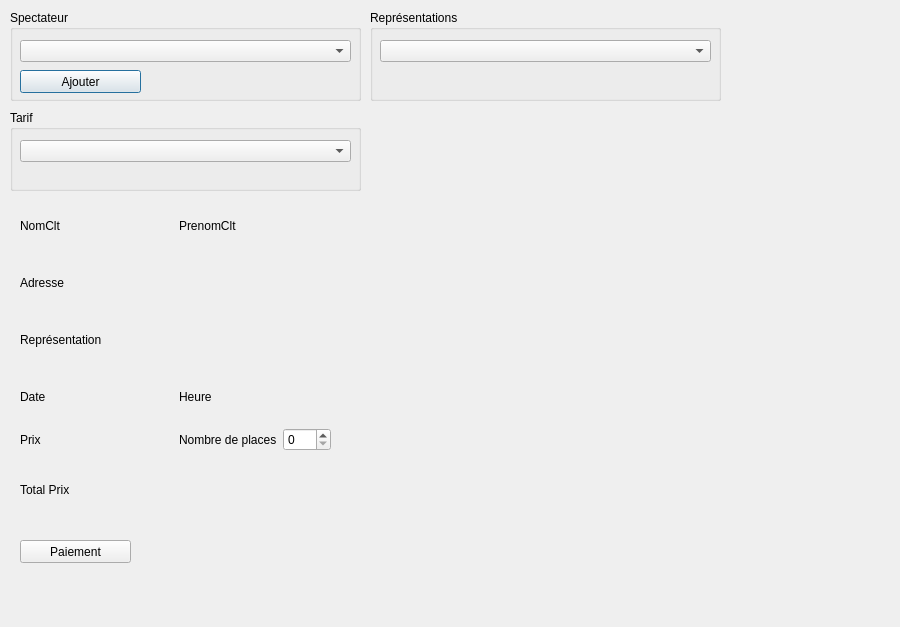
Above: FestiClicC/billetterie.ui from FestiClic/FestiClic3 before the change. Below: the same form after it.
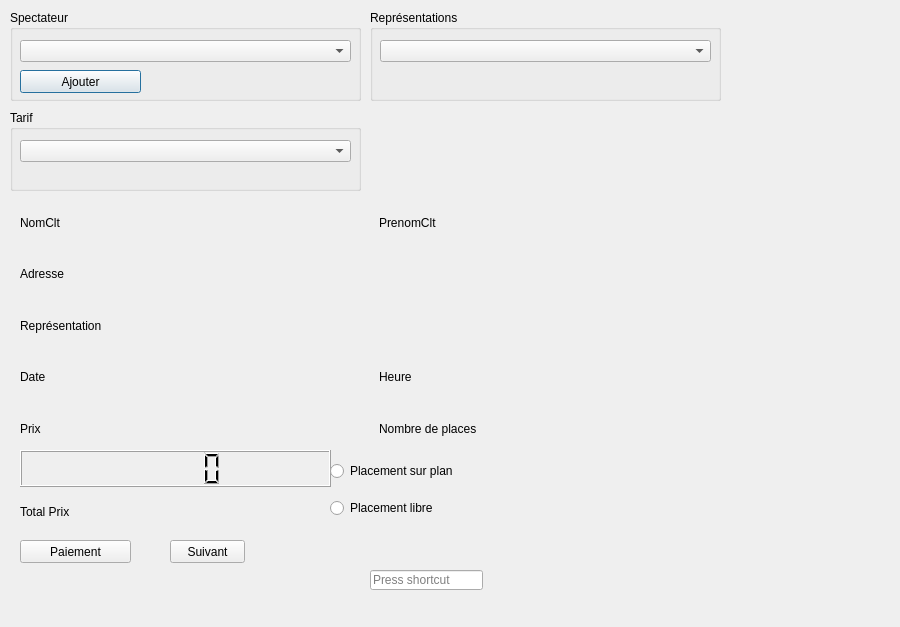
That is the form after the change.

Commit message: Page dialog modeDePaiement et debut plan de salle

Diff of the .ui file:
```diff
--- a/FestiClicC/billetterie.ui
+++ b/FestiClicC/billetterie.ui
@@ -113,7 +113,7 @@
     <rect>
      <x>20</x>
      <y>200</y>
-     <width>311</width>
+     <width>711</width>
      <height>251</height>
     </rect>
    </property>
@@ -169,9 +169,6 @@
         </property>
        </widget>
       </item>
-      <item>
-       <widget class="QSpinBox" name="bSpBoxNbPlaces"/>
-      </item>
      </layout>
     </item>
     <item row="1" column="0">
@@ -193,6 +190,9 @@
     </rect>
    </property>
    <layout class="QVBoxLayout" name="verticalLayout">
+    <item>
+     <widget class="QLCDNumber" name="lcdNumber"/>
+    </item>
     <item>
      <widget class="QLabel" name="bLabelTotalPrix">
       <property name="text">
@@ -202,6 +202,55 @@
     </item>
    </layout>
   </widget>
+  <widget class="QPushButton" name="pBtnSuivant">
+   <property name="geometry">
+    <rect>
+     <x>170</x>
+     <y>540</y>
+     <width>75</width>
+     <height>23</height>
+    </rect>
+   </property>
+   <property name="text">
+    <string>Suivant</string>
+   </property>
+  </widget>
+  <widget class="QWidget" name="verticalLayoutWidget_2">
+   <property name="geometry">
+    <rect>
+     <x>330</x>
+     <y>450</y>
+     <width>401</width>
+     <height>80</height>
+    </rect>
+   </property>
+   <layout class="QVBoxLayout" name="verticalLayout_2">
+    <item>
+     <widget class="QRadioButton" name="bRBtnPlacementPlan">
+      <property name="text">
+       <string>Placement sur plan</string>
+      </property>
+     </widget>
+    </item>
+    <item>
+     <widget class="QRadioButton" name="bRBtnPlacementLibre">
+      <property name="text">
+       <string>Placement libre</string>
+      </property>
+     </widget>
+    </item>
+   </layout>
+  </widget>
+  <widget class="QKeySequenceEdit" name="keySequenceEdit">
+   <property name="geometry">
+    <rect>
+     <x>370</x>
+     <y>570</y>
+     <width>113</width>
+     <height>20</height>
+    </rect>
+   </property>
+  </widget>
  </widget>
  <resources/>
  <connections/>
```
The commit also changes 8 other files.
